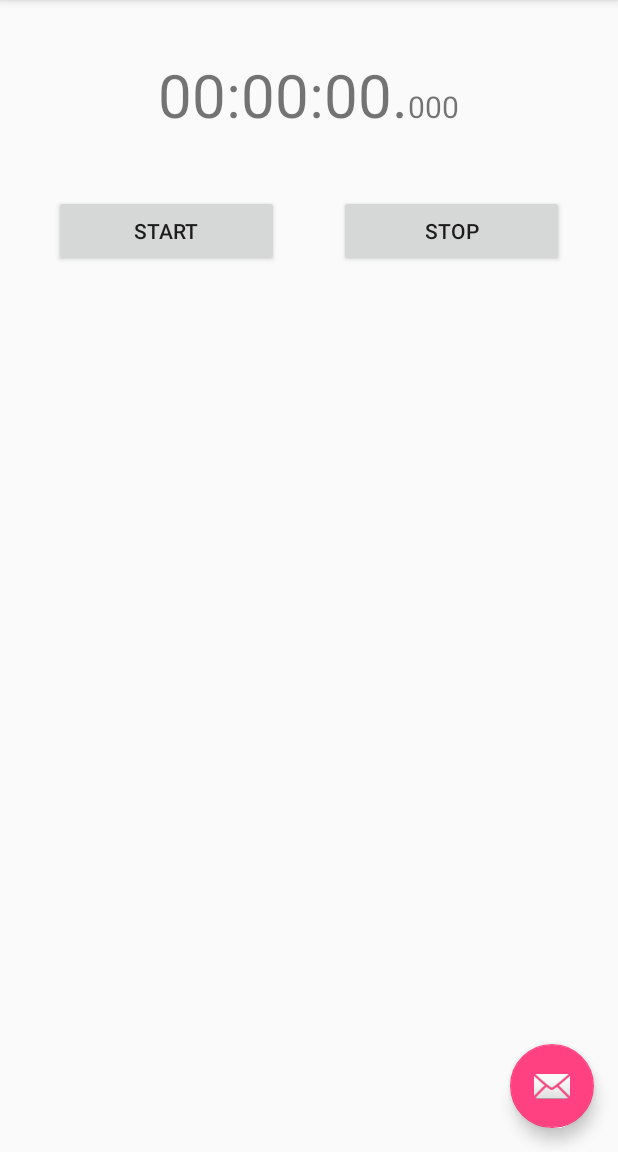
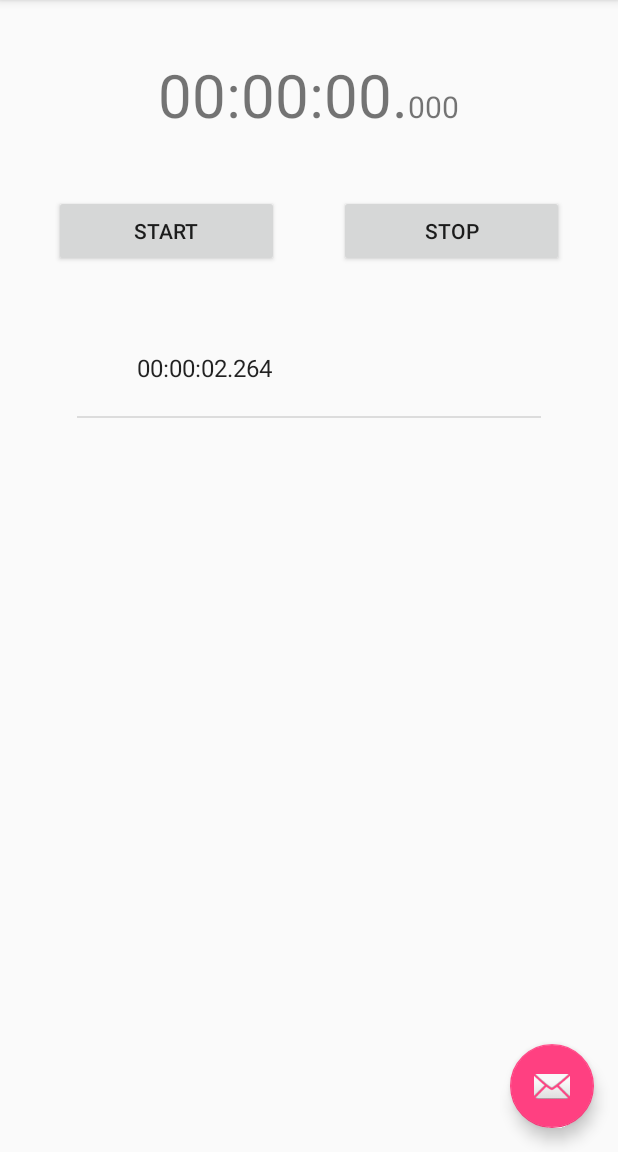
Before and after one commit to Martz04/android-stopwatch, an Android app: the screen it shows after launch (StopWatchActivity), after a tap on "RESET", on a phone screen of 412 x 824 dp, the part 84-1236 px from its top. Run offline under Robolectric (Android 15) with nearby library versions, the phone set to English and light mode, and no system bars; 1 other tap on this screen came first.

Commit message:
Adding list to stopwatch

```diff
--- a/app/src/main/java/mx/itesm/mario/stopwatch/StopWatchActivity.java
+++ b/app/src/main/java/mx/itesm/mario/stopwatch/StopWatchActivity.java
@@ -10,9 +10,13 @@ import android.util.Log;
 import android.view.View;
 import android.view.Menu;
 import android.view.MenuItem;
+import android.widget.ArrayAdapter;
 import android.widget.Button;
+import android.widget.ListView;
 import android.widget.TextView;
 
+import java.util.ArrayList;
+import java.util.List;
 
 
 public class StopWatchActivity extends AppCompatActivity {
@@ -29,6 +33,8 @@ public class StopWatchActivity extends AppCompatActivity {
     private TextView secondsLabel;
     private TextView millisLabel;
 
+    private ListView listView;
+
     private long milliseconds;
     private long seconds;
     private long minutes;
@@ -37,6 +43,8 @@ public class StopWatchActivity extends AppCompatActivity {
     private long startTime;
     private long elapsedTime;
     private final int REFRESH_RATE = 10;
+    private List<String> timeList;
+    ArrayAdapter<String> adapter;
 
     private Runnable startTimerThread = new Runnable() {
         @Override
@@ -70,6 +78,11 @@ public class StopWatchActivity extends AppCompatActivity {
         minutesLabel = (TextView) findViewById(R.id.minutes_label);
         secondsLabel = (TextView) findViewById(R.id.seconds_label);
         millisLabel = (TextView) findViewById(R.id.millis_label);
+
+        timeList = new ArrayList<>();
+        listView = (ListView) findViewById(R.id.listView);
+        adapter = new ArrayAdapter<String>(this, android.R.layout.simple_expandable_list_item_1, timeList);
+        listView.setAdapter(adapter);
     }
 
     @Override
@@ -96,6 +109,7 @@ public class StopWatchActivity extends AppCompatActivity {
 
     public void startTimer(View view) {
         if(isTimerStarted) {
+            addElapsedTimeToList();
             clearTimerLabels();
             mHandler.removeCallbacks(startTimerThread);
             isTimerStarted = false;
@@ -106,6 +120,21 @@ public class StopWatchActivity extends AppCompatActivity {
             mHandler.postDelayed(startTimerThread, 0);
         }
         toggleStartButton();
+    }
+
+    private void addElapsedTimeToList() {
+        StringBuilder builder = new StringBuilder();
+        builder.append(hoursLabel.getText().toString());
+        builder.append(":");
+        builder.append(minutesLabel.getText().toString());
+        builder.append(":");
+        builder.append(secondsLabel.getText().toString());
+        builder.append(".");
+        builder.append(millisLabel.getText().toString());
+
+        String result = new String(builder);
+        timeList.add(result);
+        adapter.notifyDataSetChanged();
     }
 
     private void clearTimerLabels() {
@@ -150,11 +179,11 @@ public class StopWatchActivity extends AppCompatActivity {
         minutes = (long)((time/1000)/60);
         hours = (long) (((time/1000)/60)/60);
 
-        Log.d("update Timer", "time: " + time +
+        /*Log.d("update Timer", "time: " + time +
                 " millis: " + milliseconds +
                 " seconds: " + seconds +
                 " minutes: " + minutes +
-                " hours: " + hours);
+                " hours: " + hours); */
         if(milliseconds == 0) {
             millisLabel.setText("000");
         }else if(milliseconds < 100 && milliseconds > 0){
--- a/app/src/main/res/layout/content_stop_watch.xml
+++ b/app/src/main/res/layout/content_stop_watch.xml
@@ -64,6 +64,7 @@
     </LinearLayout>
 
     <LinearLayout
+        android:id="@+id/buttons_container"
         android:layout_marginTop="40dp"
         android:layout_below="@id/time_container"
         android:orientation="horizontal"
@@ -90,4 +91,17 @@
             android:layout_height="wrap_content"
             android:text="@string/stop_text_button"/>
     </LinearLayout>
+
+
+
+    <ListView
+        android:layout_margin="35dp"
+        android:layout_alignParentBottom="true"
+        android:layout_below="@id/buttons_container"
+        android:id="@+id/listView"
+        android:layout_width="match_parent"
+        android:layout_height="wrap_content"/>
+
+
+
 </RelativeLayout>
```
